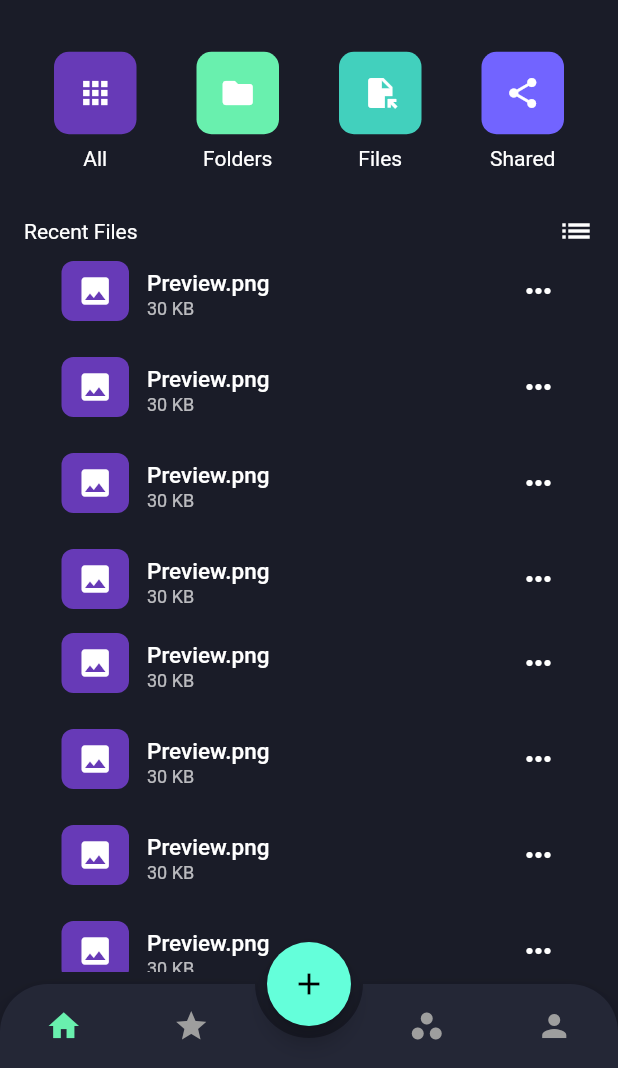
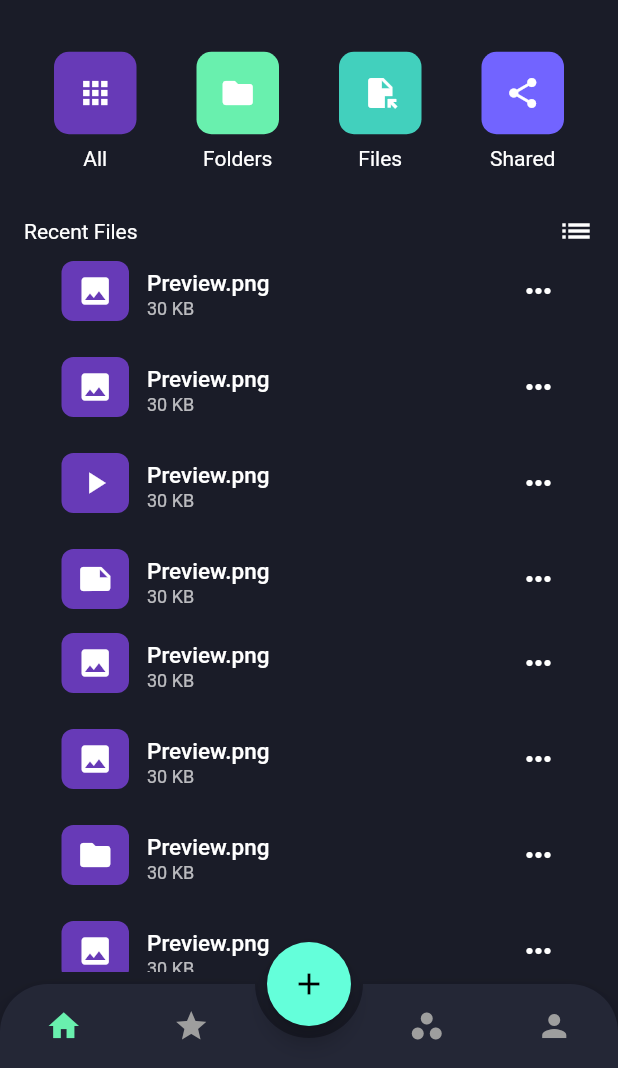
Before and after one commit to antonio-pedro99/file-space-mobile-app, a Flutter app: the screen it shows after launch, on a phone screen of 412 x 824 dp, the part 168-1236 px from its top. Run offline on Flutter 3.47's test engine with Material 2 defaults, Android fonts, the phone set to English and light mode, and no system bars; drawn by our look-alikes of animated_bottom_navigation_bar.

Commit message:
file tile done

```diff
--- /dev/null
+++ b/lib/views/page/home/enums.dart
@@ -0,0 +1,3 @@
+enum PathType { folder, file }
+
+enum FileType { music, image, video, document, other , folder}
--- a/lib/views/page/home/home.dart
+++ b/lib/views/page/home/home.dart
@@ -1,4 +1,5 @@
 import 'package:flutter/material.dart';
+import 'package:space_client_app/views/page/home/enums.dart';
 import 'package:space_client_app/views/page/home/menu.dart';
 import 'package:space_client_app/views/page/home/widgets/category_tile.dart';
 import 'package:space_client_app/views/page/home/widgets/file_tile.dart';
@@ -79,40 +80,87 @@ class _MyHomePageState extends State<MyHomePage> {
                     Flexible(
                         child: ListView(
                       children: const [
-                        FileTile(name: "Preview.png", size: "30 KB"),
+                        FileTile(
+                            name: "Preview.png",
+                            size: "30 KB",
+                            type: FileType.image),
                         SizedBox(height: 8),
-                        FileTile(name: "Preview.png", size: "30 KB"),
+                        FileTile(
+                            name: "Preview.png",
+                            size: "30 KB",
+                            type: FileType.image),
                         SizedBox(height: 8),
-                        FileTile(name: "Preview.png", size: "30 KB"),
+                        FileTile(
+                            name: "Preview.png",
+                            size: "30 KB",
+                            type: FileType.video),
                         SizedBox(height: 8),
-                        FileTile(name: "Preview.png", size: "30 KB"),
-                        FileTile(name: "Preview.png", size: "30 KB"),
+                        FileTile(
+                            name: "Preview.png",
+                            size: "30 KB",
+                            type: FileType.document),
+                        FileTile(
+                            name: "Preview.png",
+                            size: "30 KB",
+                            type: FileType.image),
                         SizedBox(height: 8),
-                        FileTile(name: "Preview.png", size: "30 KB"),
+                        FileTile(
+                            name: "Preview.png",
+                            size: "30 KB",
+                            type: FileType.image),
                         SizedBox(height: 8),
-                        FileTile(name: "Preview.png", size: "30 KB"),
+                        FileTile(
+                            name: "Preview.png",
+                            size: "30 KB",
+                            type: FileType.folder),
                         SizedBox(height: 8),
-                        FileTile(name: "Preview.png", size: "30 KB"),
-                        FileTile(name: "Preview.png", size: "30 KB"),
+                        FileTile(
+                            name: "Preview.png",
+                            size: "30 KB",
+                            type: FileType.image),
+                        FileTile(
+                            name: "Preview.png",
+                            size: "30 KB",
+                            type: FileType.image),
                         SizedBox(height: 8),
-                        FileTile(name: "Preview.png", size: "30 KB"),
+                        FileTile(
+                            name: "Preview.png",
+                            size: "30 KB",
+                            type: FileType.image),
                         SizedBox(height: 8),
-                        FileTile(name: "Preview.png", size: "30 KB"),
+                        FileTile(
+                            name: "Preview.png",
+                            size: "30 KB",
+                            type: FileType.image),
                         SizedBox(height: 8),
-                        FileTile(name: "Preview.png", size: "30 KB"),
-                        FileTile(name: "Preview.png", size: "30 KB"),
+                        FileTile(
+                            name: "Preview.png",
+                            size: "30 KB",
+                            type: FileType.image),
+                        FileTile(
+                            name: "Preview.png",
+                            size: "30 KB",
+                            type: FileType.video),
                         SizedBox(height: 8),
-                        FileTile(name: "Preview.png", size: "30 KB"),
+                        FileTile(
+                            name: "Preview.png",
+                            size: "30 KB",
+                            type: FileType.video),
                         SizedBox(height: 8),
-                        FileTile(name: "Preview.png", size: "30 KB"),
+                        FileTile(
+                            name: "Preview.png",
+                            size: "30 KB",
+                            type: FileType.document),
                         SizedBox(height: 8),
-                        FileTile(name: "Preview.png", size: "30 KB")
+                        FileTile(
+                            name: "Preview.png",
+                            size: "30 KB",
+                            type: FileType.other)
                       ],
                     ))
                   ],
                 ),
               ))),
-
     );
   }
 }
--- a/lib/views/page/home/widgets/file_tile.dart
+++ b/lib/views/page/home/widgets/file_tile.dart
@@ -1,23 +1,48 @@
+import 'dart:math' as math;
+
 import 'package:flutter/material.dart';
+import 'package:space_client_app/views/page/home/enums.dart';
 import 'package:space_client_app/views/theme/colors.dart';
 
+const magicColors = [deepPurple, green, blueOcean, purple];
+
 class FileTile extends StatelessWidget {
-  const FileTile({Key? key, required this.name, required this.size})
+  const FileTile(
+      {Key? key, required this.name, required this.size, required this.type})
       : super(key: key);
 
   final String name;
   final String size;
-
+  final FileType type;
   @override
   Widget build(BuildContext context) {
     var textTheme = Theme.of(context).textTheme;
+
+    IconData _buildIcon(FileType type) {
+      switch (type) {
+        case FileType.music:
+          return Icons.music_note;
+        case FileType.image:
+          return Icons.image;
+        case FileType.video:
+          return Icons.play_arrow;
+        case FileType.document:
+          return Icons.note;
+        case FileType.other:
+          return Icons.devices_other;
+        case FileType.folder:
+          return Icons.folder;
+      }
+    }
+
     return ListTile(
       leading: Container(
         height: 45,
         width: 45,
         decoration: BoxDecoration(
-            color: deepPurple, borderRadius: BorderRadius.circular(8)),
-        child: Icon(Icons.image),
+            color: magicColors[math.Random().nextInt(magicColors.length)],
+            borderRadius: BorderRadius.circular(8)),
+        child: Icon(_buildIcon(type)),
       ),
       title: Text(
         name,
```
